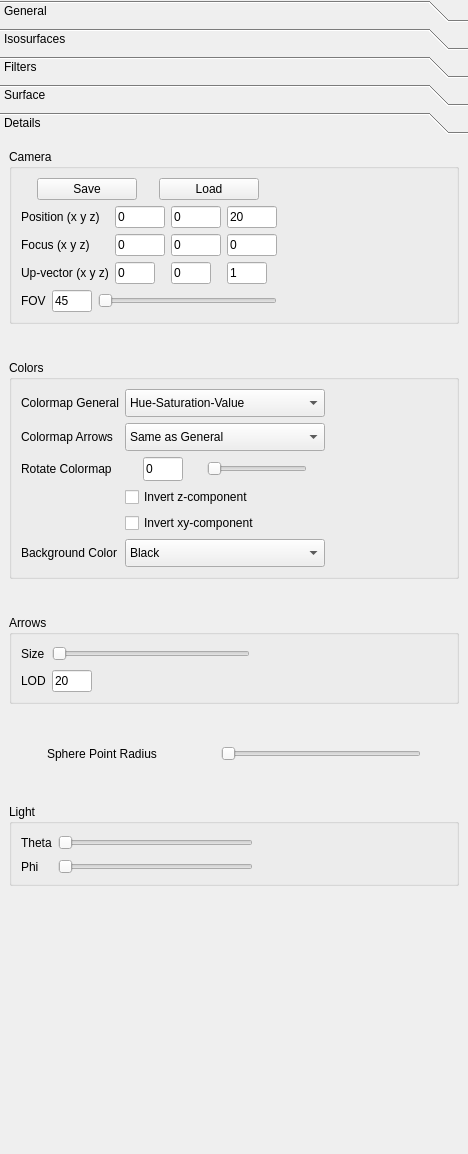
spirit-code/spirit, file ui-cpp/ui/VisualisationSettingsWidget.ui: the form before one commit.
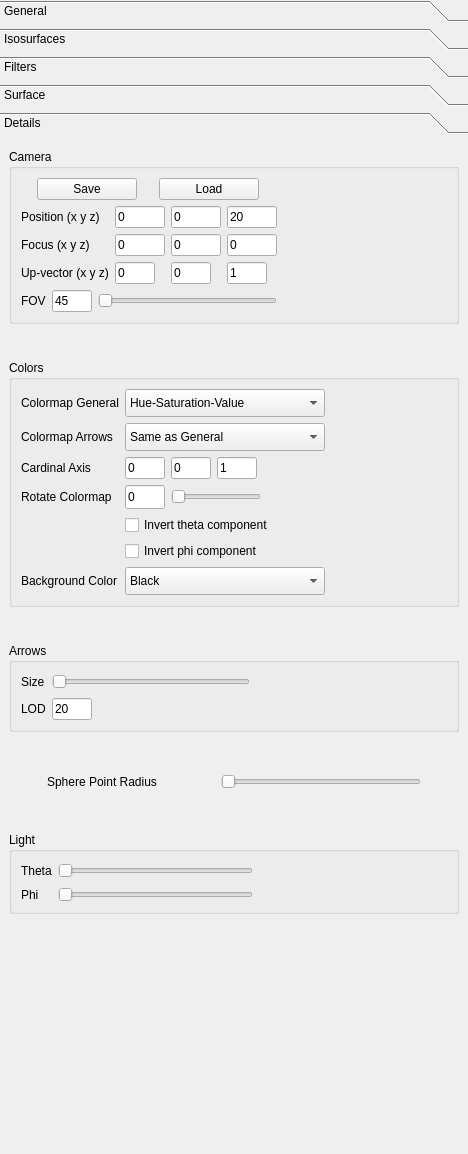
The form after the commit. The open tabs and pages were chosen to show the change.

Commit message: UI-QT: added settings for cardinal axis of the colormap. A righthanded cross is created from the axis and the colormaps are now relative to said cardinal axis instead of the z-axis.

```diff
--- a/ui-cpp/ui/VisualisationSettingsWidget.ui
+++ b/ui-cpp/ui/VisualisationSettingsWidget.ui
@@ -59,7 +59,7 @@
        <item>
         <widget class="QToolBox" name="toolBox">
          <property name="currentIndex">
-          <number>0</number>
+          <number>4</number>
          </property>
          <widget class="QWidget" name="page">
           <property name="geometry">
@@ -67,7 +67,7 @@
             <x>0</x>
             <y>0</y>
             <width>468</width>
-            <height>1019</height>
+            <height>984</height>
            </rect>
           </property>
           <attribute name="label">
@@ -1437,7 +1437,7 @@
              <property name="minimumSize">
               <size>
                <width>0</width>
-               <height>180</height>
+               <height>220</height>
               </size>
              </property>
              <property name="title">
@@ -1460,27 +1460,14 @@
               </item>
               <item row="4" column="1">
                <layout class="QGridLayout" name="gridLayout_82">
-                <item row="0" column="0">
-                 <widget class="QLineEdit" name="lineEdit_colormap_rotate_phi">
-                  <property name="minimumSize">
-                   <size>
-                    <width>0</width>
-                    <height>24</height>
-                   </size>
-                  </property>
-                  <property name="maximumSize">
-                   <size>
-                    <width>40</width>
-                    <height>16777215</height>
-                   </size>
-                  </property>
-                  <property name="text">
-                   <string>0</string>
-                  </property>
-                 </widget>
-                </item>
                 <item row="0" column="1">
                  <widget class="QSlider" name="horizontalSlider_colormap_rotate_phi">
+                  <property name="minimumSize">
+                   <size>
+                    <width>90</width>
+                    <height>0</height>
+                   </size>
+                  </property>
                   <property name="maximumSize">
                    <size>
                     <width>100</width>
@@ -1492,6 +1479,38 @@
                   </property>
                  </widget>
                 </item>
+                <item row="0" column="0">
+                 <widget class="QLineEdit" name="lineEdit_colormap_rotate_phi">
+                  <property name="minimumSize">
+                   <size>
+                    <width>0</width>
+                    <height>24</height>
+                   </size>
+                  </property>
+                  <property name="maximumSize">
+                   <size>
+                    <width>40</width>
+                    <height>16777215</height>
+                   </size>
+                  </property>
+                  <property name="text">
+                   <string>0</string>
+                  </property>
+                 </widget>
+                </item>
+                <item row="0" column="2">
+                 <spacer name="horizontalSpacer_2">
+                  <property name="orientation">
+                   <enum>Qt::Horizontal</enum>
+                  </property>
+                  <property name="sizeHint" stdset="0">
+                   <size>
+                    <width>40</width>
+                    <height>20</height>
+                   </size>
+                  </property>
+                 </spacer>
+                </item>
                </layout>
               </item>
               <item row="8" column="0">
@@ -1504,7 +1523,7 @@
               <item row="7" column="1">
                <widget class="QCheckBox" name="checkBox_colormap_invert_xy">
                 <property name="text">
-                 <string>Invert xy-component</string>
+                 <string>Invert phi component</string>
                 </property>
                </widget>
               </item>
@@ -1518,7 +1537,7 @@
               <item row="6" column="1">
                <widget class="QCheckBox" name="checkBox_colormap_invert_z">
                 <property name="text">
-                 <string>Invert z-component</string>
+                 <string>Invert theta component</string>
                 </property>
                </widget>
               </item>
@@ -1677,6 +1696,69 @@
                 </property>
                </spacer>
               </item>
+              <item row="3" column="0">
+               <widget class="QLabel" name="label_2">
+                <property name="text">
+                 <string>Cardinal Axis</string>
+                </property>
+               </widget>
+              </item>
+              <item row="3" column="1">
+               <layout class="QGridLayout" name="gridLayout_7">
+                <item row="0" column="2">
+                 <widget class="QLineEdit" name="lineEdit_cm_axis_z">
+                  <property name="maximumSize">
+                   <size>
+                    <width>40</width>
+                    <height>24</height>
+                   </size>
+                  </property>
+                  <property name="text">
+                   <string>1</string>
+                  </property>
+                 </widget>
+                </item>
+                <item row="0" column="0">
+                 <widget class="QLineEdit" name="lineEdit_cm_axis_x">
+                  <property name="maximumSize">
+                   <size>
+                    <width>40</width>
+                    <height>24</height>
+                   </size>
+                  </property>
+                  <property name="text">
+                   <string>0</string>
+                  </property>
+                 </widget>
+                </item>
+                <item row="0" column="1">
+                 <widget class="QLineEdit" name="lineEdit_cm_axis_y">
+                  <property name="maximumSize">
+                   <size>
+                    <width>40</width>
+                    <height>24</height>
+                   </size>
+                  </property>
+                  <property name="text">
+                   <string>0</string>
+                  </property>
+                 </widget>
+                </item>
+                <item row="0" column="3">
+                 <spacer name="horizontalSpacer">
+                  <property name="orientation">
+                   <enum>Qt::Horizontal</enum>
+                  </property>
+                  <property name="sizeHint" stdset="0">
+                   <size>
+                    <width>40</width>
+                    <height>20</height>
+                   </size>
+                  </property>
+                 </spacer>
+                </item>
+               </layout>
+              </item>
              </layout>
             </widget>
            </item>
```
Left out of the diff: 13 changed lines with no effect on the pictures. The commit also changes 4 other files.
